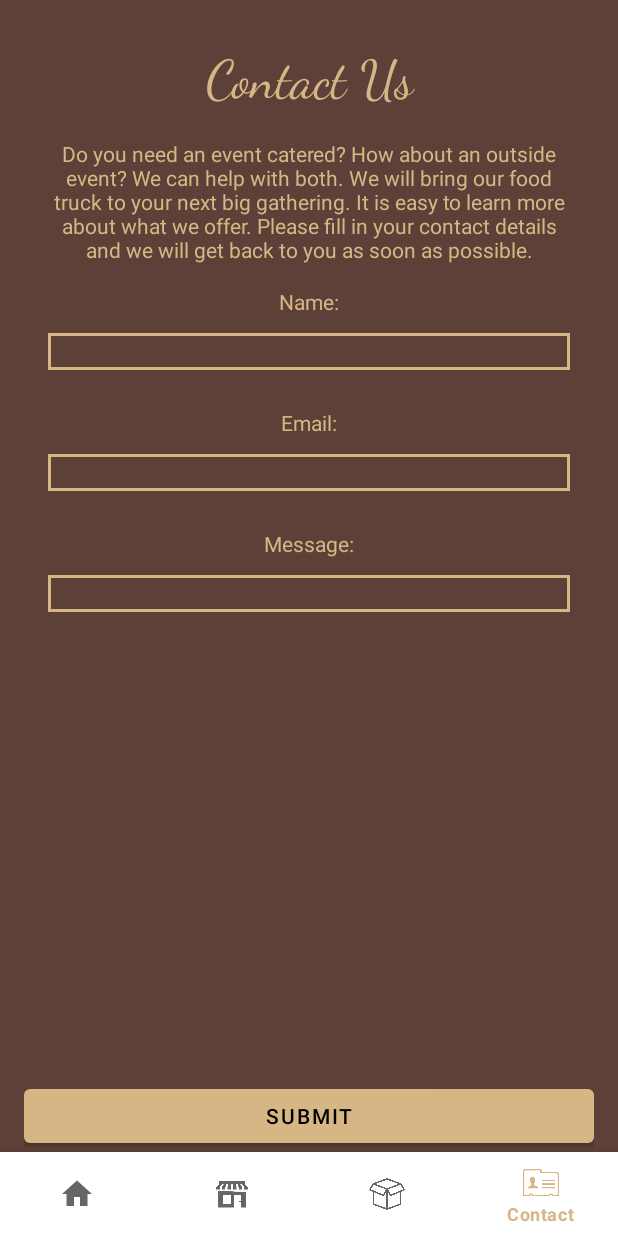
After one commit to Adam-S-Amir/BensBoyz-Android-Application, an Android app: the ContactFragment screen opened through its navigation route, on a phone screen of 412 x 824 dp. The commit adds this screen. Run offline under Robolectric (Android 15) with nearby library versions, the phone set to English and light mode, and no system bars; our stand-ins replace navigation-ui.

Commit message:
Small UI fix

```diff
--- a/app/src/main/java/com/bensboyz/food/MainActivity.kt
+++ b/app/src/main/java/com/bensboyz/food/MainActivity.kt
@@ -28,7 +28,7 @@ class MainActivity : AppCompatActivity() {
         getSupportActionBar()?.hide()
         val appBarConfiguration = AppBarConfiguration(
             setOf(
-                R.id.navigation_home, R.id.navigation_menu, R.id.navigation_distribution
+                R.id.navigation_home, R.id.navigation_menu, R.id.navigation_distribution, R.id.navigation_contact
             )
         )
         setupActionBarWithNavController(navController, appBarConfiguration)
--- a/app/src/main/java/com/bensboyz/food/ui/contact/Contact.kt
+++ /dev/null
@@ -1,38 +0,0 @@
-package com.bensboyz.food.ui.contact
-
-import androidx.lifecycle.ViewModelProvider
-import android.os.Bundle
-import androidx.fragment.app.Fragment
-import android.view.LayoutInflater
-import android.view.View
-import android.view.ViewGroup
-import com.bensboyz.food.R
-import com.bensboyz.food.databinding.FragmentContactBinding
-import com.bensboyz.food.ui.menu.MenuViewModel
-
-class Contact : Fragment() {
-
-    private var _binding: FragmentContactBinding? = null
-
-    // This property is only valid between onCreateView and
-    // onDestroyView.
-    private val binding get() = _binding!!
-
-    override fun onCreateView(
-        inflater: LayoutInflater,
-        container: ViewGroup?,
-        savedInstanceState: Bundle?
-    ): View {
-        val contactViewModel =
-            ViewModelProvider(this).get(ContactViewModel::class.java)
-
-        _binding = FragmentContactBinding.inflate(inflater, container, false)
-        val root: View = binding.root
-        return root
-    }
-
-    override fun onDestroyView() {
-        super.onDestroyView()
-        _binding = null
-    }
-}
--- /dev/null
+++ b/app/src/main/java/com/bensboyz/food/ui/contact/ContactFragment.kt
@@ -0,0 +1,36 @@
+package com.bensboyz.food.ui.contact
+
+import androidx.lifecycle.ViewModelProvider
+import android.os.Bundle
+import androidx.fragment.app.Fragment
+import android.view.LayoutInflater
+import android.view.View
+import android.view.ViewGroup
+import com.bensboyz.food.databinding.FragmentContactBinding
+
+class ContactFragment : Fragment() {
+
+    private var _binding: FragmentContactBinding? = null
+
+    // This property is only valid between onCreateView and
+    // onDestroyView.
+    private val binding get() = _binding!!
+
+    override fun onCreateView(
+        inflater: LayoutInflater,
+        container: ViewGroup?,
+        savedInstanceState: Bundle?
+    ): View {
+        val contactViewModel =
+            ViewModelProvider(this).get(ContactViewModel::class.java)
+
+        _binding = FragmentContactBinding.inflate(inflater, container, false)
+        val root: View = binding.root
+        return root
+    }
+
+    override fun onDestroyView() {
+        super.onDestroyView()
+        _binding = null
+    }
+}
--- /dev/null
+++ b/app/src/main/res/drawable/border_tan.xml
@@ -0,0 +1,8 @@
+<!-- edit_text_border.xml -->
+<shape xmlns:android="http://schemas.android.com/apk/res/android"
+    android:shape="rectangle">
+    <solid android:color="@android:color/transparent" />
+    <stroke
+        android:width="2dp"
+        android:color="@color/Tan" />
+</shape>
--- a/app/src/main/res/layout/fragment_contact.xml
+++ b/app/src/main/res/layout/fragment_contact.xml
@@ -1,13 +1,138 @@
 <?xml version="1.0" encoding="utf-8"?>
-<FrameLayout xmlns:android="http://schemas.android.com/apk/res/android"
+<androidx.constraintlayout.widget.ConstraintLayout xmlns:android="http://schemas.android.com/apk/res/android"
+    xmlns:app="http://schemas.android.com/apk/res-auto"
     xmlns:tools="http://schemas.android.com/tools"
     android:layout_width="match_parent"
     android:layout_height="match_parent"
-    tools:context=".ui.contact.Contact">
+    android:background="@color/chocolate"
+    android:paddingLeft="@dimen/activity_horizontal_margin"
+    android:paddingTop="@dimen/activity_horizontal_margin"
+    android:paddingRight="@dimen/activity_horizontal_margin"
+    android:paddingBottom="@dimen/SingleView_horizontal_margin"
+    tools:context=".ui.contact.ContactFragment">
 
     <TextView
-        android:layout_width="match_parent"
-        android:layout_height="match_parent"
-        android:text="Hello" />
+        android:id="@+id/textViewContact"
+        android:layout_width="0dp"
+        android:layout_height="wrap_content"
+        android:layout_marginStart="16dp"
+        android:layout_marginTop="16dp"
+        android:layout_marginEnd="16dp"
+        android:fontFamily="@font/font"
+        android:gravity="center"
+        android:text="Contact Us"
+        android:textColor="@color/Tan"
+        android:textSize="35dp"
+        app:layout_constraintEnd_toEndOf="parent"
+        app:layout_constraintStart_toStartOf="parent"
+        app:layout_constraintTop_toTopOf="parent" />
 
-</FrameLayout>
+    <TextView
+        android:id="@+id/textViewContactBio"
+        android:layout_width="0dp"
+        android:layout_height="wrap_content"
+        android:layout_marginStart="16dp"
+        android:layout_marginTop="18dp"
+        android:layout_marginEnd="16dp"
+        android:gravity="center"
+        android:text="Do you need an event catered? How about an outside event? We can help with both. We will bring our food truck to your next big gathering. It is easy to learn more about what we offer.
+Please fill in your contact details and we will get back to you as soon as possible."
+        android:textColor="@color/Tan"
+        app:layout_constraintEnd_toEndOf="parent"
+        app:layout_constraintStart_toStartOf="parent"
+        app:layout_constraintTop_toBottomOf="@+id/textViewContact" />
+
+    <TextView
+        android:id="@+id/textViewName"
+        android:layout_width="0dp"
+        android:layout_height="wrap_content"
+        android:layout_marginStart="16dp"
+        android:layout_marginTop="15dp"
+        android:layout_marginEnd="16dp"
+        android:gravity="center"
+        android:text="Name:"
+        android:textColor="@color/Tan"
+        app:layout_constraintEnd_toEndOf="parent"
+        app:layout_constraintStart_toStartOf="parent"
+        app:layout_constraintTop_toBottomOf="@+id/textViewContactBio" />
+
+    <EditText
+        android:id="@+id/editTextName"
+        android:layout_width="0dp"
+        android:layout_height="wrap_content"
+        android:layout_marginStart="16dp"
+        android:layout_marginTop="11dp"
+        android:layout_marginEnd="16dp"
+        android:inputType="textPersonName"
+        android:textColor="@color/Tan"
+        android:background="@drawable/border_tan"
+        app:layout_constraintEnd_toEndOf="parent"
+        app:layout_constraintStart_toStartOf="parent"
+        app:layout_constraintTop_toBottomOf="@+id/textViewName" />
+
+    <TextView
+        android:id="@+id/textViewEmail"
+        android:layout_width="0dp"
+        android:layout_height="wrap_content"
+        android:layout_marginStart="16dp"
+        android:layout_marginTop="25dp"
+        android:layout_marginEnd="16dp"
+        android:gravity="center"
+        android:text="Email:"
+        android:textColor="@color/Tan"
+        app:layout_constraintEnd_toEndOf="parent"
+        app:layout_constraintStart_toStartOf="parent"
+        app:layout_constraintTop_toBottomOf="@+id/editTextName" />
+
+    <EditText
+        android:id="@+id/editTextEmail"
+        android:layout_width="0dp"
+        android:layout_height="wrap_content"
+        android:layout_marginStart="16dp"
+        android:layout_marginTop="11dp"
+        android:layout_marginEnd="16dp"
+        android:inputType="textEmailAddress"
+        android:textColor="@color/Tan"
+        android:background="@drawable/border_tan"
+        app:layout_constraintEnd_toEndOf="parent"
+        app:layout_constraintStart_toStartOf="parent"
+        app:layout_constraintTop_toBottomOf="@+id/textViewEmail" />
+
+    <TextView
+        android:id="@+id/textViewMessage"
+        android:layout_width="0dp"
+        android:layout_height="wrap_content"
+        android:layout_marginStart="16dp"
+        android:layout_marginTop="25dp"
+        android:layout_marginEnd="16dp"
+        android:gravity="center"
+        android:text="Message:"
+        android:textColor="@color/Tan"
+        app:layout_constraintEnd_toEndOf="parent"
+        app:layout_constraintStart_toStartOf="parent"
+        app:layout_constraintTop_toBottomOf="@+id/editTextEmail" />
+
+    <EditText
+        android:id="@+id/editTextMessage"
+        android:layout_width="0dp"
+        android:layout_height="wrap_content"
+        android:layout_marginStart="16dp"
+        android:layout_marginTop="11dp"
+        android:layout_marginEnd="16dp"
+        android:inputType="textMultiLine"
+        android:textColor="@color/Tan"
+        android:background="@drawable/border_tan"
+        app:layout_constraintEnd_toEndOf="parent"
+        app:layout_constraintStart_toStartOf="parent"
+        app:layout_constraintTop_toBottomOf="@+id/textViewMessage" />
+
+    <Button
+        android:id="@+id/buttonSubmit"
+        android:layout_width="0dp"
+        android:layout_height="wrap_content"
+        android:text="Submit"
+        app:layout_constraintBottom_toBottomOf="parent"
+        app:layout_constraintEnd_toEndOf="parent"
+        app:layout_constraintStart_toStartOf="parent" />
+
+</androidx.constraintlayout.widget.ConstraintLayout>
--- a/app/src/main/res/navigation/mobile_navigation.xml
+++ b/app/src/main/res/navigation/mobile_navigation.xml
@@ -25,7 +25,7 @@
 
     <fragment
         android:id="@+id/navigation_contact"
-        android:name="com.bensboyz.food.ui.contact.Contact"
+        android:name="com.bensboyz.food.ui.contact.ContactFragment"
         android:label="@string/title_contact"
         tools:layout="@layout/fragment_contact" />
 
```
Also changed, not shown: 4 other files.
